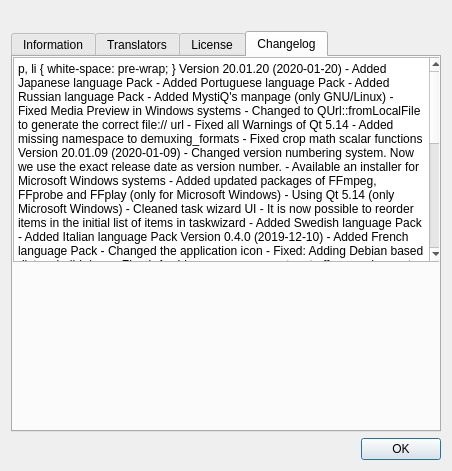
swl-x/MystiQ, file ui/aboutdialog.ui: the form before one commit.
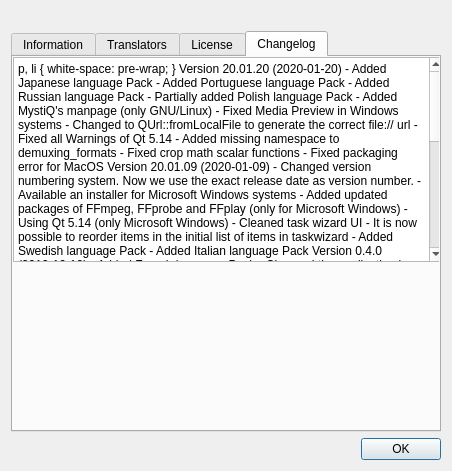
The form after the commit. The open tabs and pages were chosen to show the change. Icons and pictures are not drawn.

Commit message: Fixing MacOS Packaging errors

```diff
--- a/ui/aboutdialog.ui
+++ b/ui/aboutdialog.ui
@@ -264,12 +264,14 @@
 &lt;p style=&quot; margin-top:0px; margin-bottom:0px; margin-left:0px; margin-right:0px; -qt-block-indent:0; text-indent:0px;&quot;&gt;&lt;span style=&quot; font-family:'Fira Sans';&quot;&gt; - Added Japanese language Pack&lt;/span&gt;&lt;/p&gt;
 &lt;p style=&quot; margin-top:0px; margin-bottom:0px; margin-left:0px; margin-right:0px; -qt-block-indent:0; text-indent:0px;&quot;&gt;&lt;span style=&quot; font-family:'Fira Sans';&quot;&gt; - Added Portuguese language Pack&lt;/span&gt;&lt;/p&gt;
 &lt;p style=&quot; margin-top:0px; margin-bottom:0px; margin-left:0px; margin-right:0px; -qt-block-indent:0; text-indent:0px;&quot;&gt;&lt;span style=&quot; font-family:'Fira Sans';&quot;&gt; - Added Russian language Pack&lt;/span&gt;&lt;/p&gt;
+&lt;p style=&quot; margin-top:0px; margin-bottom:0px; margin-left:0px; margin-right:0px; -qt-block-indent:0; text-indent:0px;&quot;&gt;&lt;span style=&quot; font-family:'Fira Sans';&quot;&gt; - Partially added Polish language Pack&lt;/span&gt;&lt;/p&gt;
 &lt;p style=&quot; margin-top:0px; margin-bottom:0px; margin-left:0px; margin-right:0px; -qt-block-indent:0; text-indent:0px;&quot;&gt;&lt;span style=&quot; font-family:'Fira Sans';&quot;&gt; - Added MystiQ's manpage (only GNU/Linux)&lt;/span&gt;&lt;/p&gt;
 &lt;p style=&quot; margin-top:0px; margin-bottom:0px; margin-left:0px; margin-right:0px; -qt-block-indent:0; text-indent:0px;&quot;&gt;&lt;span style=&quot; font-family:'Fira Sans';&quot;&gt; - Fixed Media Preview in Windows systems&lt;/span&gt;&lt;/p&gt;
 &lt;p style=&quot; margin-top:0px; margin-bottom:0px; margin-left:0px; margin-right:0px; -qt-block-indent:0; text-indent:0px;&quot;&gt;&lt;span style=&quot; font-family:'Fira Sans';&quot;&gt; - Changed to QUrl::fromLocalFile to generate the correct file:// url&lt;/span&gt;&lt;/p&gt;
 &lt;p style=&quot; margin-top:0px; margin-bottom:0px; margin-left:0px; margin-right:0px; -qt-block-indent:0; text-indent:0px;&quot;&gt;&lt;span style=&quot; font-family:'Fira Sans';&quot;&gt; - Fixed all Warnings of Qt 5.14&lt;/span&gt;&lt;/p&gt;
 &lt;p style=&quot; margin-top:0px; margin-bottom:0px; margin-left:0px; margin-right:0px; -qt-block-indent:0; text-indent:0px;&quot;&gt;&lt;span style=&quot; font-family:'Fira Sans';&quot;&gt; - Added missing namespace to demuxing_formats&lt;/span&gt;&lt;/p&gt;
 &lt;p style=&quot; margin-top:0px; margin-bottom:0px; margin-left:0px; margin-right:0px; -qt-block-indent:0; text-indent:0px;&quot;&gt;&lt;span style=&quot; font-family:'Fira Sans';&quot;&gt; - Fixed crop math scalar functions&lt;/span&gt;&lt;/p&gt;
+&lt;p style=&quot; margin-top:0px; margin-bottom:0px; margin-left:0px; margin-right:0px; -qt-block-indent:0; text-indent:0px;&quot;&gt;&lt;span style=&quot; font-family:'Fira Sans';&quot;&gt; - Fixed packaging error for MacOS&lt;/span&gt;&lt;/p&gt;
 &lt;p style=&quot;-qt-paragraph-type:empty; margin-top:0px; margin-bottom:0px; margin-left:0px; margin-right:0px; -qt-block-indent:0; text-indent:0px; font-family:'Fira Sans';&quot;&gt;&lt;br /&gt;&lt;/p&gt;
 &lt;p style=&quot; margin-top:0px; margin-bottom:0px; margin-left:0px; margin-right:0px; -qt-block-indent:0; text-indent:0px;&quot;&gt;&lt;span style=&quot; font-family:'Fira Sans'; font-weight:600;&quot;&gt;Version 20.01.09 (2020-01-09)&lt;/span&gt;&lt;/p&gt;
 &lt;p style=&quot; margin-top:0px; margin-bottom:0px; margin-left:0px; margin-right:0px; -qt-block-indent:0; text-indent:0px;&quot;&gt;&lt;span style=&quot; font-family:'Fira Sans'; font-weight:600;&quot;&gt; &lt;/span&gt;&lt;span style=&quot; font-family:'Fira Sans';&quot;&gt;- Changed version numbering system. Now we use the exact release date as version number.&lt;/span&gt;&lt;/p&gt;
```
The commit also changes 15 other files.
